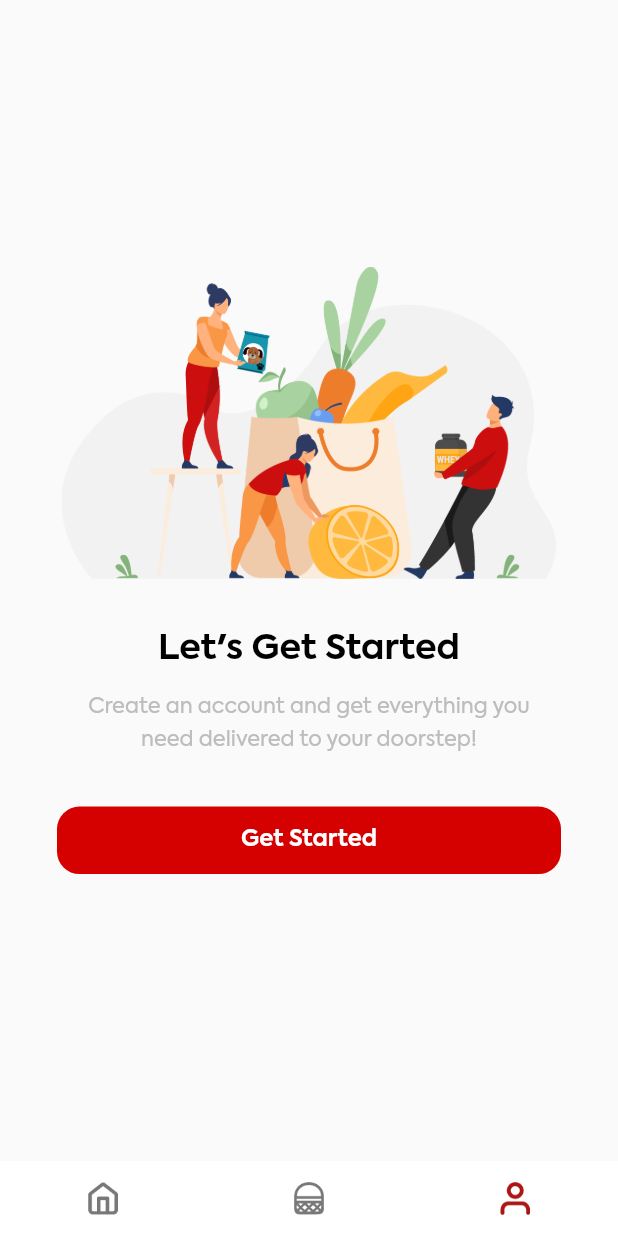
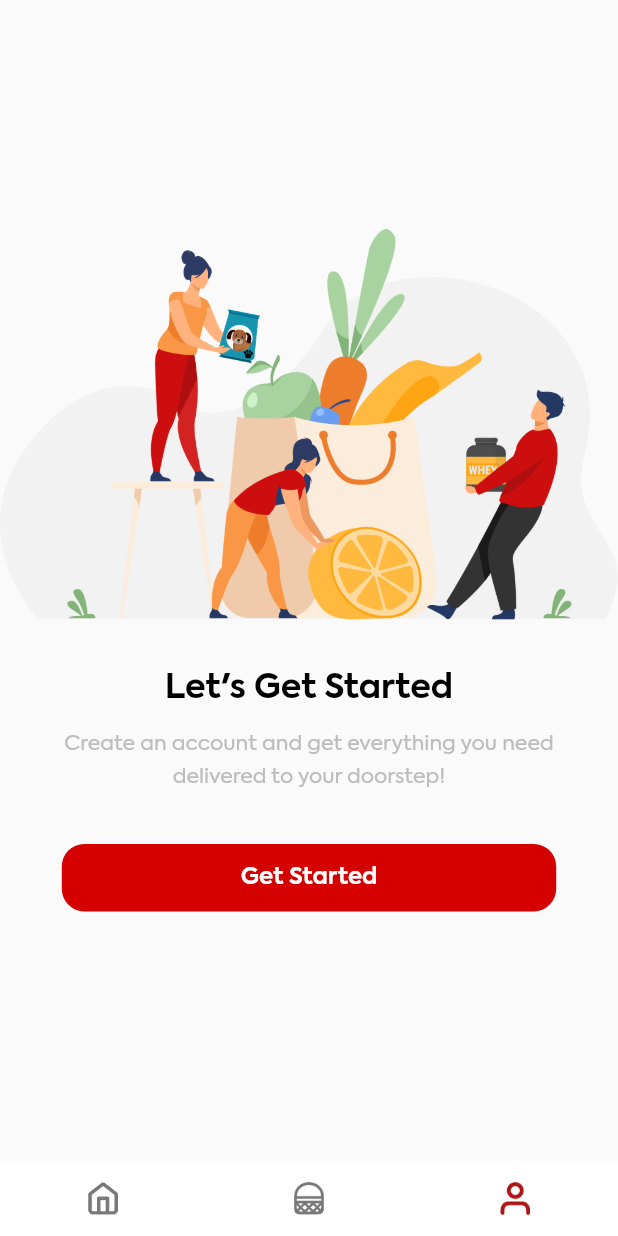
Before and after one commit to malekzalfana/dolovery_app, a Flutter app: the screen it shows after launch, item 3 of the bottom bar chosen, on a phone screen of 412 x 824 dp. Run offline on Flutter 3.47's test engine with Material 2 defaults, Android fonts, the phone set to English and light mode, and no system bars; our stand-ins replace cached_network_image, cloud_firestore, country_code_picker, delayed_display, device_preview, firebase_auth and 9 more; missing offline and left inert: algolia, enhanced_future_builder, flutter_counter, flutter_facebook_login, flutter_statusbarcolor; accounts and stored records are empty.

Commit message:
adjust profile page with sizer package

```diff
--- a/lib/screens/home.dart
+++ b/lib/screens/home.dart
@@ -859,7 +859,7 @@ class HomeScreenState extends State<HomeScreen> {
                       child: GestureDetector(
                         onTap: () {},
                         child: Image.asset("assets/images/fullfilldolovery.png",
-                            height: 2.7.h),
+                            height: 3.5.h),
                       ))
                 ],
               ),
@@ -1006,7 +1006,7 @@ class HomeScreenState extends State<HomeScreen> {
                   GestureDetector(
                       onTap: () {},
                       child: Image.asset("assets/images/fullfilldolovery.png",
-                          height: 23))
+                          height:  3.5.h))
                 ],
               ),
             ),
@@ -1087,7 +1087,7 @@ class HomeScreenState extends State<HomeScreen> {
                         () {};
                       },
                       child: Image.asset("assets/images/fullfilldolovery.png",
-                          height: 2.7.h))
+                          height:  3.5.h))
                 ],
               ),
             ),
@@ -1228,7 +1228,7 @@ class HomeScreenState extends State<HomeScreen> {
                   GestureDetector(
                       onTap: () {},
                       child: Image.asset("assets/images/fullfilldolovery.png",
-                          height: 2.7.h))
+                          height:  3.5.h))
                 ],
               ),
             ),
--- a/lib/screens/profilemain.dart
+++ b/lib/screens/profilemain.dart
@@ -20,6 +20,7 @@ import 'package:dolovery_app/widgets/recentorder.dart';
 import 'package:jiffy/jiffy.dart';
 import 'package:dolovery_app/widgets/signinpopup.dart' as signin;
 import 'package:shared_preferences/shared_preferences.dart';
+import 'package:sizer/sizer.dart';
 
 class ProfileMainScreen extends StatefulWidget {
   final Function() notifyParent;
@@ -480,14 +481,14 @@ class ProfileScreenState extends State<ProfileMainScreen> {
                           padding: const EdgeInsets.only(bottom: 28.0),
                           child: Image.asset(
                               "assets/images/profile_illustration.png",
-                              width: 330),
+                              width: 100.0.w),
                         ),
                         Text(
                           "Let's Get Started",
                           textAlign: TextAlign.center,
                           style: TextStyle(
                             fontWeight: FontWeight.bold,
-                            fontSize: 23.0,
+                            fontSize: 16.0.sp,
                             fontFamily: 'Axiforma',
                             color: Colors.black,
                           ),
@@ -495,13 +496,13 @@ class ProfileScreenState extends State<ProfileMainScreen> {
                         Padding(
                           padding: const EdgeInsets.only(top: 8.0),
                           child: SizedBox(
-                            width: 320,
+                            width:80.0.w,
                             child: Text(
                               "Create an account and get everything you need delivered to your doorstep!",
                               textAlign: TextAlign.center,
                               style: TextStyle(
                                 fontWeight: FontWeight.normal,
-                                fontSize: 14.0,
+                                fontSize: 10.0.sp,
                                 fontFamily: 'Axiforma',
                                 color: Colors.grey[400],
                               ),
@@ -524,7 +525,7 @@ class ProfileScreenState extends State<ProfileMainScreen> {
                             },
                             color: Colors.redAccent[700],
                             textColor: Colors.white,
-                            minWidth: MediaQuery.of(context).size.width,
+                            minWidth: 80.0.w,
                             height: 0,
                             padding: EdgeInsets.only(
                                 left: 33, top: 10, right: 33, bottom: 10),
@@ -532,7 +533,7 @@ class ProfileScreenState extends State<ProfileMainScreen> {
                               "Get Started",
                               style: TextStyle(
                                 fontWeight: FontWeight.bold,
-                                fontSize: 15.0,
+                                fontSize: 11.0.sp,
                                 fontFamily: 'Axiforma',
                               ),
                             ),
@@ -552,14 +553,14 @@ class ProfileScreenState extends State<ProfileMainScreen> {
                           padding: const EdgeInsets.only(bottom: 28.0),
                           child: Image.asset(
                               "assets/images/profile_illustration.png",
-                              width: 330),
+                              width: 100.0.w),
                         ),
                         Text(
                           "Let's Get Started",
                           textAlign: TextAlign.center,
                           style: TextStyle(
                             fontWeight: FontWeight.bold,
-                            fontSize: 23.0,
+                            fontSize: 16.0.sp,
                             fontFamily: 'Axiforma',
                             color: Colors.black,
                           ),
@@ -567,13 +568,13 @@ class ProfileScreenState extends State<ProfileMainScreen> {
                         Padding(
                           padding: const EdgeInsets.only(top: 8.0),
                           child: SizedBox(
-                            width: 320,
+                            width: 80.0.w,
                             child: Text(
                               "Create an account and get everything you need delivered to your doorstep!",
                               textAlign: TextAlign.center,
                               style: TextStyle(
                                 fontWeight: FontWeight.normal,
-                                fontSize: 14.0,
+                                fontSize: 10.0.sp,
                                 fontFamily: 'Axiforma',
                                 color: Colors.grey[400],
                               ),
@@ -629,7 +630,7 @@ class ProfileScreenState extends State<ProfileMainScreen> {
                                   "Log Out",
                                   style: TextStyle(
                                     fontWeight: FontWeight.bold,
-                                    fontSize: 13.0,
+                                    fontSize: 11.0.sp,
                                     fontFamily: 'Axiforma',
                                     color: Colors.black38,
                                   ),
@@ -645,13 +646,14 @@ class ProfileScreenState extends State<ProfileMainScreen> {
                                   "Privacy Policy",
                                   style: TextStyle(
                                     fontWeight: FontWeight.bold,
-                                    fontSize: 13.0,
+                                    fontSize: 11.0.sp,
                                     fontFamily: 'Axiforma',
                                     color: Colors.black38,
                                   ),
                                 ),
                               ),
-                              GestureDetector(
+                              Expanded(
+                                child: GestureDetector(
                                   onTap: () {
                                     Navigator.of(context).push(MaterialPageRoute(
                                         builder: (context) => Terms()));
@@ -662,9 +664,10 @@ class ProfileScreenState extends State<ProfileMainScreen> {
                                       "Terms & Conditions",
                                       style: TextStyle(
                                         fontWeight: FontWeight.bold,
-                                      fontSize: 13.0,
+                                        fontSize: 11.0.sp,
                                         fontFamily: 'Axiforma',
                                         color: Colors.black38,
+                                      ),
                                     ),
                                   ),
                                 ),
@@ -697,7 +700,7 @@ class ProfileScreenState extends State<ProfileMainScreen> {
                                           this_user.data['fullname'],
                                           style: TextStyle(
                                             fontWeight: FontWeight.w800,
-                                            fontSize: 32.0,
+                                            fontSize: 25.0.sp,
                                             height: 1.1,
                                             fontFamily: 'Axiforma',
                                             color: Colors.black,
@@ -708,11 +711,12 @@ class ProfileScreenState extends State<ProfileMainScreen> {
                                   ],
                                 ),
                               ),
+                              SizedBox(height: 5,),
                               Text(
                                 this_user.data['email'],
                                 style: TextStyle(
                                   fontWeight: FontWeight.w500,
-                                  fontSize: 14.0,
+                                  fontSize: 11.0.sp,
                                   fontFamily: 'Axiforma',
                                   color: Colors.black45,
                                 ),
@@ -721,7 +725,7 @@ class ProfileScreenState extends State<ProfileMainScreen> {
                                 this_user.data['number'],
                                 style: TextStyle(
                                   fontWeight: FontWeight.w500,
-                                  fontSize: 14.0,
+                                  fontSize: 11.0.sp,
                                   letterSpacing: 1.1,
                                   fontFamily: 'Axiforma',
                                   color: Colors.black45,
@@ -743,7 +747,7 @@ class ProfileScreenState extends State<ProfileMainScreen> {
                                     "EDIT PROFILE",
                                     style: TextStyle(
                                       fontWeight: FontWeight.normal,
-                                      fontSize: 13.0,
+                                      fontSize: 11.0.sp,
                                       fontFamily: 'Axiforma',
                                       color: Colors.black38,
                                     ),
@@ -891,7 +895,7 @@ class ProfileScreenState extends State<ProfileMainScreen> {
                                     "My Addresses",
                                     style: TextStyle(
                                       fontWeight: FontWeight.bold,
-                                      fontSize: 13.0,
+                                      fontSize: 11.0.sp,
                                       fontFamily: 'Axiforma',
                                       color: Colors.black54,
                                     ),
@@ -1106,7 +1110,7 @@ class ProfileScreenState extends State<ProfileMainScreen> {
                               "Add New Address",
                               style: TextStyle(
                                 fontWeight: FontWeight.bold,
-                                fontSize: 13.0,
+                                fontSize: 11.0.sp,
                                 fontFamily: 'Axiforma',
                                 color: Colors.black,
                               ),
@@ -1132,7 +1136,7 @@ class ProfileScreenState extends State<ProfileMainScreen> {
                                       "Log Out",
                                       style: TextStyle(
                                         fontWeight: FontWeight.bold,
-                                        fontSize: 13.0,
+                                        fontSize: 11.0.sp,
                                         fontFamily: 'Axiforma',
                                         color: Colors.black38,
                                       ),
@@ -1149,13 +1153,14 @@ class ProfileScreenState extends State<ProfileMainScreen> {
                                       "Privacy Policy",
                                       style: TextStyle(
                                         fontWeight: FontWeight.bold,
-                                        fontSize: 13.0,
+                                        fontSize: 11.0.sp,
                                         fontFamily: 'Axiforma',
                                         color: Colors.black38,
                                       ),
                                     ),
                                   ),
-                                  GestureDetector(
+                                  Expanded(
+                                    child: GestureDetector(
                                       onTap: () {
                                         Navigator.of(context).push(
                                             MaterialPageRoute(
@@ -1168,9 +1173,10 @@ class ProfileScreenState extends State<ProfileMainScreen> {
                                           "Terms & Conditions",
                                           style: TextStyle(
                                             fontWeight: FontWeight.bold,
-                                          fontSize: 13.0,
+                                            fontSize: 11.0.sp,
                                             fontFamily: 'Axiforma',
                                             color: Colors.black38,
+                                          ),
                                         ),
                                       ),
                                     ),
```
Lines whose indentation alone changed are shown as unchanged.
